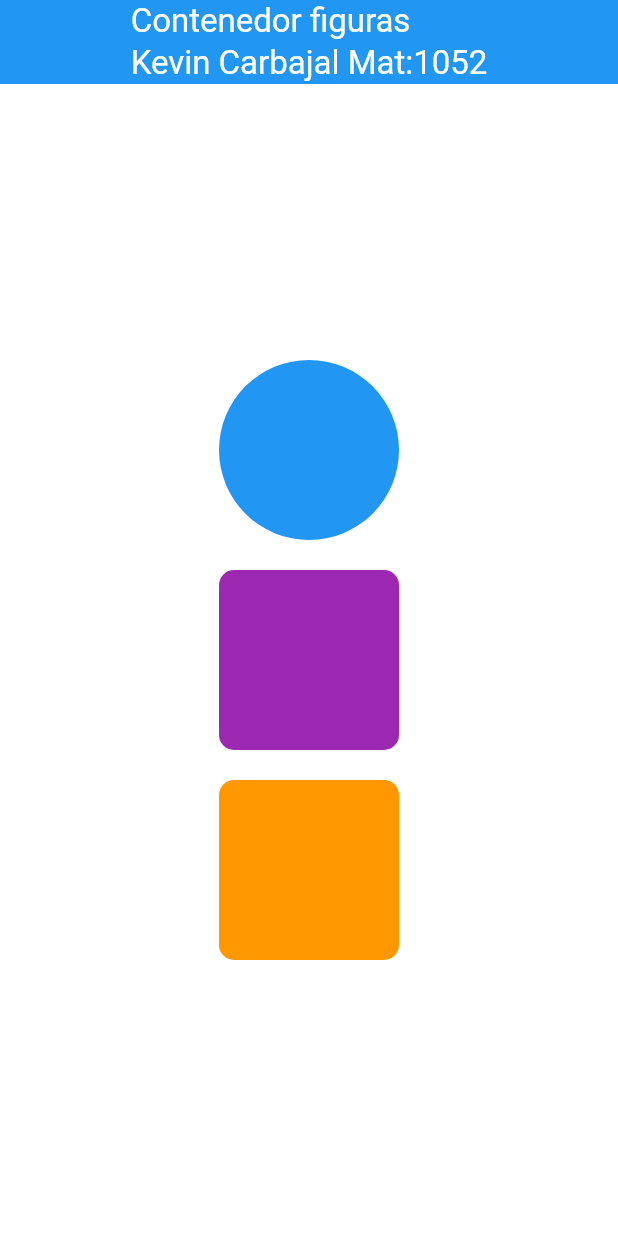
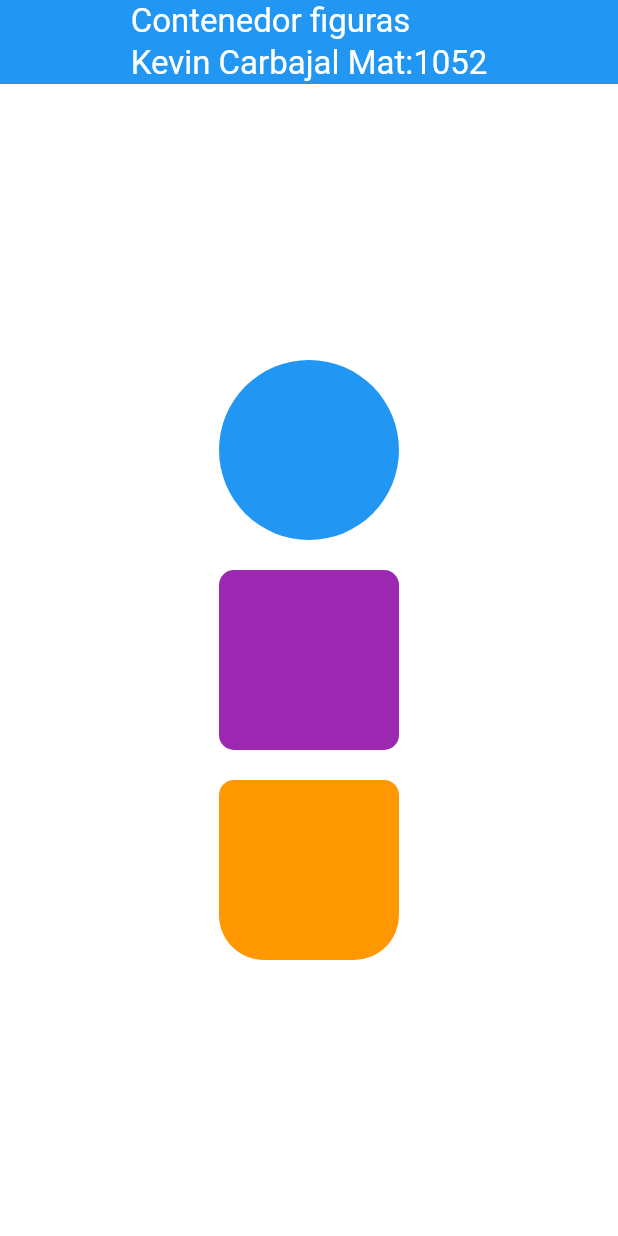
Before and after one commit to Kevin-Carbajal-1052/Contenedores-1052, a Flutter app: the screen it shows after launch, on a phone screen of 412 x 824 dp. Run offline on Flutter 3.47's test engine with Material 3 defaults, Android fonts, the phone set to English and light mode, and no system bars.

Commit message:
Update main.dart

```diff
--- a/lib/main.dart
+++ b/lib/main.dart
@@ -1,3 +1,5 @@
+import 'dart:convert';
+
 import 'package:flutter/material.dart';
 
 void main() {
@@ -39,7 +41,12 @@ class MiContenedor extends StatelessWidget {
                   height: 120,
                   decoration: BoxDecoration(
                     color: Colors.orange,
-                    borderRadius: BorderRadius.circular(10),
+                    borderRadius: BorderRadius.only(
+                      bottomLeft: Radius.circular(30),
+                      bottomRight: Radius.circular(30),
+                      topLeft: Radius.circular(10),
+                      topRight: Radius.circular(10)
+                    )
                   ),
                 ),
               ],
```
